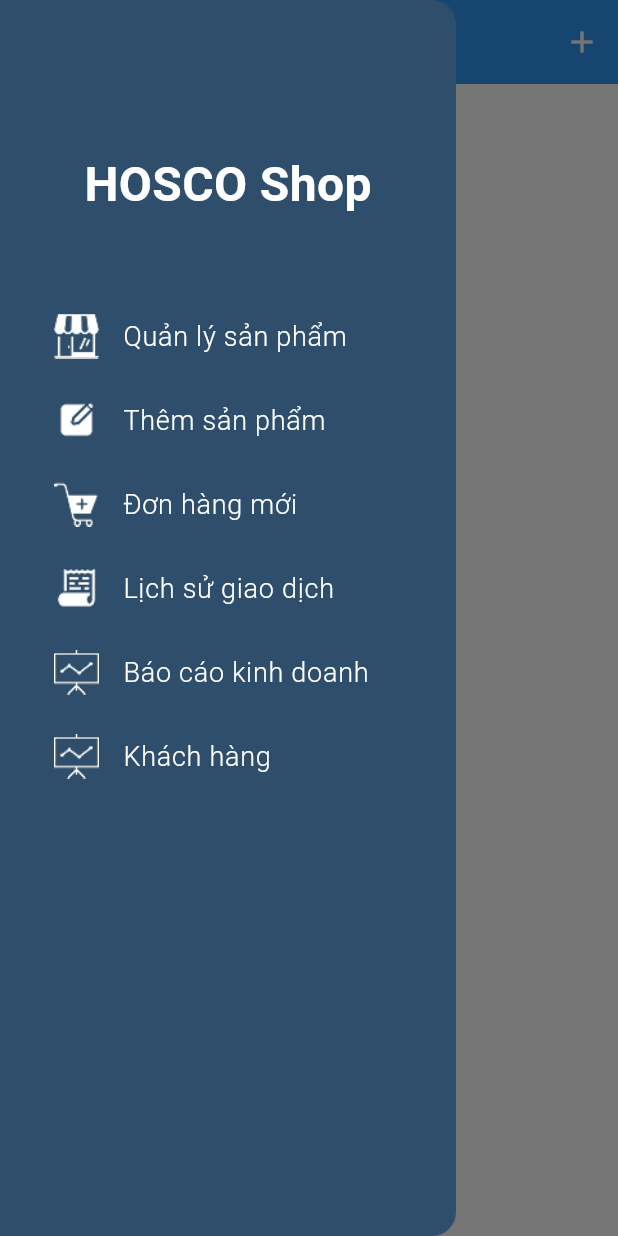
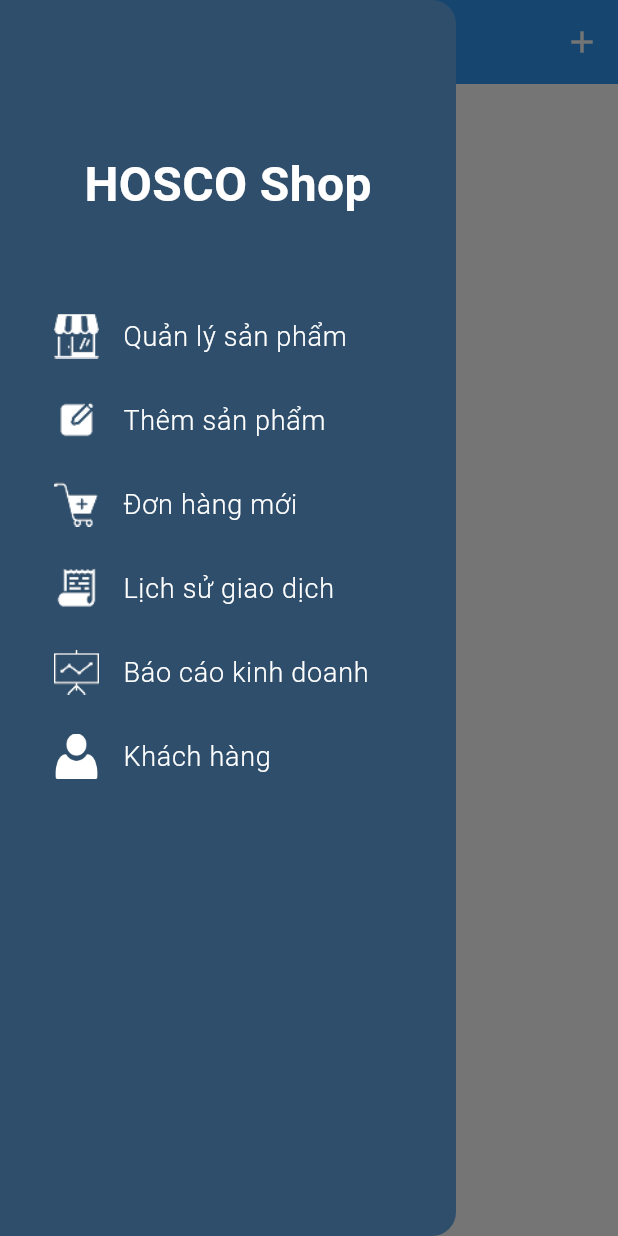
Before and after one commit to hungdungn47/HOSCO_Shop, a Flutter app: the CustomerManagementScreen screen opened by its route, with the side drawer open, on a phone screen of 412 x 824 dp. Run offline on Flutter 3.47's test engine with Material 3 defaults, Android fonts, the phone set to English and light mode, and no system bars; our stand-ins replace awesome_dialog, cached_network_image, firebase_core, firebase_storage, fl_chart, get and 8 more; missing offline and left inert: simple_barcode_scanner; accounts and stored records are empty; statements that could not run were skipped.

Commit message:
Change icon for customers tab

```diff
--- a/lib/utils/navigation_drawer.dart
+++ b/lib/utils/navigation_drawer.dart
@@ -82,7 +82,7 @@ class MyNavigationDrawer extends StatelessWidget {
             },
           ),
           ListTile(
-            leading: Image.asset('assets/icons/report_icon.png', height: iconSize, width: iconSize,),
+            leading: Image.asset('assets/icons/user_icon.png', height: iconSize, width: iconSize, color: Colors.white,),
             title: Text('Khách hàng ', style: whiteMedium,),
             onTap: () {
               Navigator.pop(context);
```
Also changed, not shown: assets/icons/user_icon.png (added).
